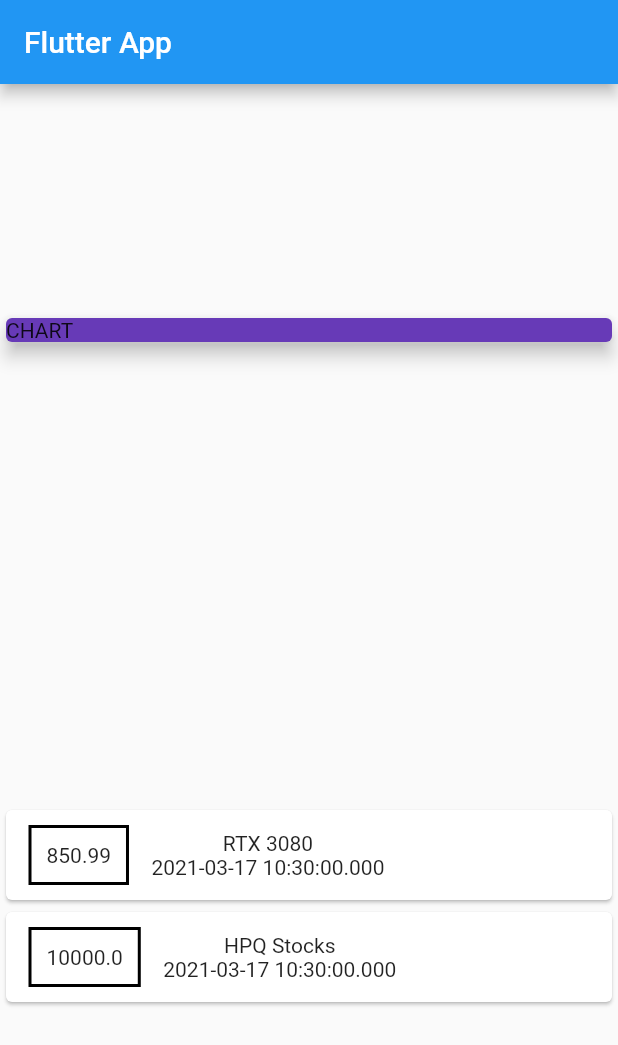
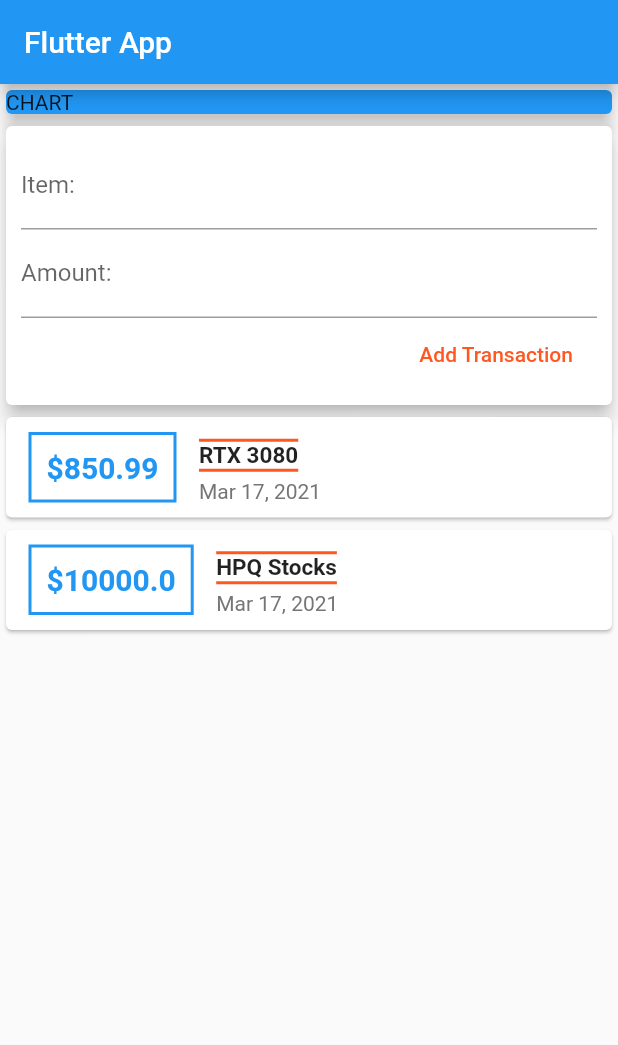
Before and after one commit to Poehnell/Flutter_course_SpenderApp, a Flutter app: the screen it shows after launch, on a phone screen of 412 x 824 dp. Shown: the top 1045 px of the screen. Run offline on Flutter 3.47's test engine with Material 2 defaults, Android fonts, the phone set to English and light mode, and no system bars.

Commit message:
Created 2 packages widgets and models. ccreated a transaction dart file that holds all the needed user inputs for a transaction. created transaction_list, new_transaction and use_transaction dart files and placed them in the widget package. refactored the main dart file into the 3 widgets.Transaction_list widget returns a container with a listview/card/row that displays the amount, item and the date when entered. new_transaction widget returns a card with 2 textfields with inputDecoration for user input of their item and then a flat button on the bottom when pressed run the function addNewTransaction which is in the user_transaction dart file. user_tranasaction is a statefull widget that has the function for adding new transactions.

```diff
--- a/lib/main.dart
+++ b/lib/main.dart
@@ -1,5 +1,6 @@
 import 'package:flutter/material.dart';
-import './transaction.dart';
+import './widgets/user_transaction.dart';
+
 
 void main() {
   runApp(MyApp());
@@ -16,20 +17,10 @@
 }
 
 class MyHomePage extends StatelessWidget {
-  final List<Transaction> transactions = [
-    Transaction(
-      id: 't1',
-      title: 'RTX 3080',
-      amount: 850.99,
-      date: DateTime.now(),
-    ),
-    Transaction(
-      id: 't2',
-      title: 'HPQ Stocks',
-      amount: 10000.00,
-      date: DateTime.now(),
-    ),
-  ];
+  // String titleInput;
+  // String amountInput;
+  final itemController = TextEditingController();
+  final amountController = TextEditingController();
 
   @override
   Widget build(BuildContext context) {
@@ -37,52 +28,22 @@
       appBar: AppBar(
         title: Text("Flutter App"),
       ),
-      body: Column(
-        mainAxisAlignment: MainAxisAlignment.spaceAround,
+      body: SingleChildScrollView(
+        child: Column(
+          //mainAxisAlignment: MainAxisAlignment.spaceAround,
           crossAxisAlignment: CrossAxisAlignment.stretch,
           children: [
             Container(
               width: double.infinity,
               child: Card(
-              color: Colors.deepPurple,
+                color: Colors.blue,
                 child: Text("CHART"),
                 elevation: 5,
               ),
             ),
-          Column(
-            children: transactions.map((tx) {
-              return Card(
-                child: Row(
-                  children: [
-                    Container(
-                      margin: EdgeInsets.symmetric(
-                        vertical: 10,
-                        horizontal: 15,
-                      ),
-                      decoration: BoxDecoration(
-                        border: Border.all(
-                          color: Colors.black,
-                          width: 2,
-                        ),
-                      ),
-                      padding: EdgeInsets.all(10
-                      ),
-                      child: Text(
-                        tx.amount.toString(),
-                      ),
-                    ),
-                    Column(
-                      children: [
-                        Text(tx.title),
-                        Text(tx.date.toString()),
-                      ],
-                    )
+            UserTransaction(),
           ],
         ),
-              );
-            }).toList(),
-          ),
-        ],
       ),
     );
   }
--- /dev/null
+++ b/lib/widgets/new_transaction.dart
@@ -0,0 +1,46 @@
+import 'package:flutter/material.dart';
+
+class NewTransaction extends StatelessWidget {
+  final Function addTx;
+  final itemController = TextEditingController();
+  final amountController = TextEditingController();
+
+  NewTransaction(this.addTx);
+
+  @override
+  Widget build(BuildContext context) {
+    return Card(
+      elevation: 5,
+      child: Container(
+        padding: EdgeInsets.all(10),
+        child: Column(
+          crossAxisAlignment: CrossAxisAlignment.end,
+          children: [
+            TextField(
+              decoration: InputDecoration(labelText: "Item:"),
+              controller: itemController,
+              // onChanged: (val) {
+              //   titleInput = val;
+              // },
+            ),
+            TextField(
+              decoration: InputDecoration(labelText: "Amount:"),
+              controller: amountController,
+              // onChanged: (val) => amountInput = val,
+            ),
+            FlatButton(
+              onPressed: () {
+                addTx(
+                  itemController.text,
+                  double.parse(amountController.text),
+                );
+              },
+              child: Text("Add Transaction"),
+              textColor: Colors.deepOrange,
+            )
+          ],
+        ),
+      ),
+    );
+  }
+}
--- /dev/null
+++ b/lib/widgets/transaction_list.dart
@@ -0,0 +1,87 @@
+import 'package:flutter/material.dart';
+import 'package:intl/intl.dart';
+import '../models/transaction.dart';
+
+class TransactionList extends StatelessWidget {
+  final List<Transaction> transactions;
+
+  TransactionList(this.transactions);
+  @override
+  Widget build(BuildContext context) {
+    return Container(
+      height: 300,
+      child: ListView(
+        children: transactions.map((tx) {
+          return Card(
+            child: Row(
+              children: [
+                Container(
+                  margin: EdgeInsets.symmetric(
+                    vertical: 10,
+                    horizontal: 15,
+                  ),
+                  decoration: BoxDecoration(
+                    border: Border.all(
+                      color: Colors.blue,
+                      width: 2,
+                    ),
+                  ),
+                  padding: EdgeInsets.all(10),
+                  child: Text(
+                    "\$${tx.amount}",
+                    style: TextStyle(
+                      fontWeight: FontWeight.bold,
+                      fontSize: 20,
+                      color: Colors.blue,
+                    ),
+                  ),
+                ),
+                Column(
+                  crossAxisAlignment: CrossAxisAlignment.start,
+                  children: [
+                    Container(
+                      margin: EdgeInsets.symmetric(
+                        vertical: 5,
+                        horizontal: 0,
+                      ),
+                      decoration: BoxDecoration(
+                        border: Border(
+                          top: BorderSide(
+                            width: 2,
+                            color: Colors.deepOrange,
+                          ),
+                          bottom: BorderSide(
+                            width: 2,
+                            color: Colors.deepOrange,
+                          ),
+                        ),
+                      ),
+                      child: Text(
+                        tx.title,
+                        style: TextStyle(
+                          fontSize: 15,
+                          fontWeight: FontWeight.bold,
+                        ),
+                      ),
+                    ),
+                    Container(
+                      margin: EdgeInsets.symmetric(
+                        horizontal: 0,
+                      ),
+                      child: Text(
+                        DateFormat.yMMMd().format(tx.date),
+                        style: TextStyle(
+                          color: Colors.grey[600],
+                        ),
+                      ),
+                    ),
+                  ],
+                )
+              ],
+            ),
+          );
+        }).toList(),
+      ),
+    );
+  }
+}
--- /dev/null
+++ b/lib/widgets/user_transaction.dart
@@ -0,0 +1,49 @@
+import 'package:flutter/material.dart';
+import '../models/transaction.dart';
+import './new_transaction.dart';
+import './transaction_list.dart';
+
+class UserTransaction extends StatefulWidget {
+  @override
+  _UserTransactionState createState() => _UserTransactionState();
+}
+
+class _UserTransactionState extends State<UserTransaction> {
+  final List<Transaction> _userTransactions = [
+    Transaction(
+      id: 't1',
+      title: 'RTX 3080',
+      amount: 850.99,
+      date: DateTime.now(),
+    ),
+    Transaction(
+      id: 't2',
+      title: 'HPQ Stocks',
+      amount: 10000.00,
+      date: DateTime.now(),
+    ),
+  ];
+
+  void _addNewTransaction(String item, double amount) {
+    final newTx = Transaction(
+        id: DateTime.now().toString(),
+        title: item,
+        amount: amount,
+        date: DateTime.now());
+    setState(() {
+      _userTransactions.add(newTx);
+    });
+  }
+
+
+
+  @override
+  Widget build(BuildContext context) {
+    return Column(
+      children: [
+        NewTransaction(_addNewTransaction),
+        TransactionList(_userTransactions),
+      ],
+    );
+  }
+}
--- a/pubspec.yaml
+++ b/pubspec.yaml
@@ -23,6 +23,7 @@
 dependencies:
   flutter:
     sdk: flutter
+  intl: ^0.17.0
 
 
   # The following adds the Cupertino Icons font to your application.
```
Also changed, not shown: lib/models/transaction.dart (renamed from lib/transaction.dart), pubspec.lock. Lines whose indentation alone changed are shown as unchanged.
